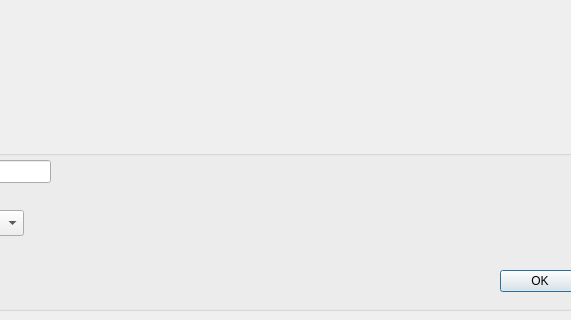
Before: the Qt Designer form dialogmodel.ui in norips/Projet_MBA_ConfigCreator, drawn with Qt 5; both pictures show x 150 to 721 and y 280 to 600 of the 864 by 600 pixel window.
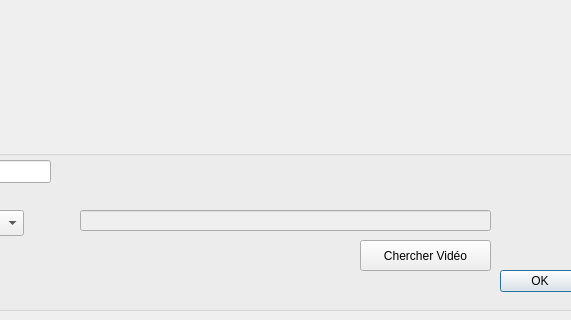
After: the same form once the commit is applied. The open tabs and pages were chosen to show the change. Custom widgets are drawn as their Qt base class.

Commit message: ajout du bouton de telechargement video

The edit to the form file:
```diff
--- a/dialogmodel.ui
+++ b/dialogmodel.ui
@@ -190,7 +190,34 @@
       </property>
      </widget>
     </widget>
-    <widget class="QWidget" name="page_3"/>
+    <widget class="QWidget" name="page_3">
+     <widget class="QPushButton" name="pushButton_2">
+      <property name="geometry">
+       <rect>
+        <x>290</x>
+        <y>80</y>
+        <width>131</width>
+        <height>31</height>
+       </rect>
+      </property>
+      <property name="text">
+       <string>Chercher Vidéo</string>
+      </property>
+     </widget>
+     <widget class="QLineEdit" name="lineEdit_2">
+      <property name="enabled">
+       <bool>false</bool>
+      </property>
+      <property name="geometry">
+       <rect>
+        <x>10</x>
+        <y>50</y>
+        <width>411</width>
+        <height>21</height>
+       </rect>
+      </property>
+     </widget>
+    </widget>
    </widget>
   </widget>
   <widget class="Widget" name="widget" native="true">
```
Left out of the diff: 2 changed lines with no effect on the pictures. The commit also changes 2 other files.
